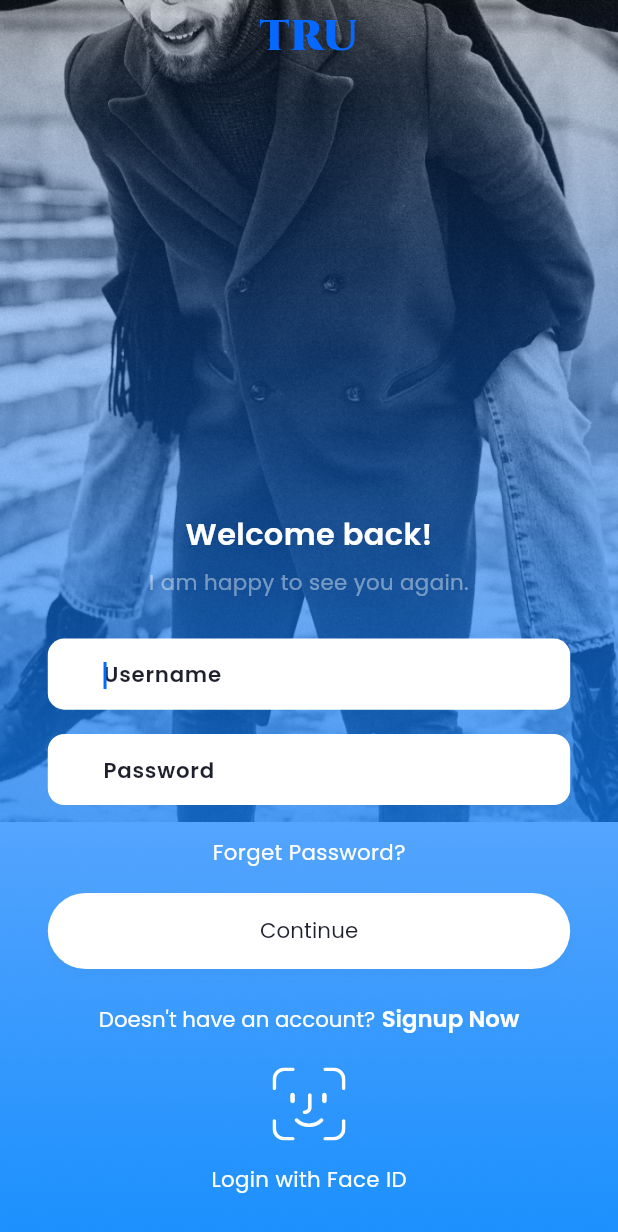
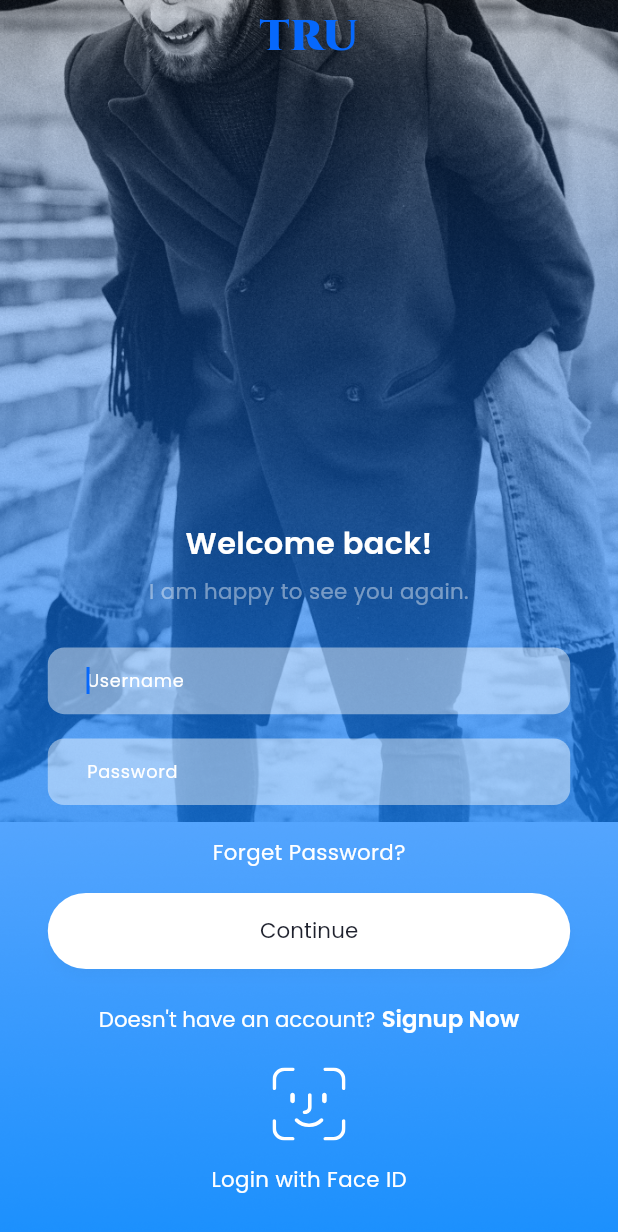
Before and after one commit to paraggupta9065/dating, a Flutter app: the SigninScreen screen opened by its route, on a phone screen of 412 x 824 dp. Shown: the top 1232 px of the screen. Run offline on Flutter 3.47's test engine with Material 3 defaults, Android fonts, the phone set to English and light mode, and no system bars; our stand-ins replace cached_network_image, carousel_slider, connectivity_plus, flutter_svg, flutter_svg_provider, get and 2 more; accounts and stored records are empty.

Commit message:
fix textfield

```diff
--- a/lib/presentation/signin_screen/signin_screen.dart
+++ b/lib/presentation/signin_screen/signin_screen.dart
@@ -26,7 +26,7 @@ class SigninScreen extends GetWidget<SigninController> {
                         width: double.maxFinite,
                         child: Stack(alignment: Alignment.center, children: [
                           CustomImageView(
-                            fit: BoxFit.cover,
+                              fit: BoxFit.cover,
                               imagePath:
                                   ImageConstant.imgPexelsCottonbro3692748,
                               height: 540.v,
@@ -66,7 +66,8 @@ class SigninScreen extends GetWidget<SigninController> {
                                                     .bodyMediumOnPrimary)),
                                         SizedBox(height: 27.v),
                                         CustomTextFormField(
-                                          textStyle: TextStyle(color: Colors.black),
+                                            textStyle:
+                                                TextStyle(color: Color.fromARGB(255, 255, 255, 255)),
                                             controller:
                                                 controller.userNameController,
                                             hintText: "lbl_username".tr,
@@ -79,18 +80,26 @@ class SigninScreen extends GetWidget<SigninController> {
                                             },
                                             contentPadding:
                                                 EdgeInsets.symmetric(
-                                                    horizontal: 30.h,
+                                                    horizontal: 20.h,
                                                     vertical: 13.v),
                                             borderDecoration:
                                                 TextFormFieldStyleHelper
                                                     .fillOnPrimary,
                                             filled: true,
-                                            fillColor: theme
-                                                .colorScheme.onPrimary
-                                                .withOpacity(1)),
+                                            alignment: Alignment.center,
+                                            hintStyle:
+                                                TextStyle(color: const Color.fromARGB(255, 255, 255, 255)),
+
+                                            fillColor:
+                                                theme.colorScheme.onPrimary.withOpacity(0.44)),
                                         SizedBox(height: 16.v),
                                         CustomTextFormField(
-                                          textStyle: TextStyle(color: Colors.black),
+                                            alignment: Alignment.center,
+                                            hintStyle:
+                                                TextStyle(color: const Color.fromARGB(255, 255, 255, 255)),
+
+                                            textStyle:
+                                                TextStyle(color: const Color.fromARGB(255, 255, 255, 255)),
                                             controller:
                                                 controller.passwordController,
                                             hintText: "lbl_password".tr,
@@ -110,30 +119,28 @@ class SigninScreen extends GetWidget<SigninController> {
                                             obscureText: true,
                                             contentPadding:
                                                 EdgeInsets.symmetric(
-                                                    horizontal: 30.h,
+                                                    horizontal: 20.h,
                                                     vertical: 13.v),
                                             borderDecoration:
                                                 TextFormFieldStyleHelper
                                                     .fillOnPrimary,
                                             filled: true,
-                                            fillColor: theme
-                                                .colorScheme.onPrimary
-                                                .withOpacity(1)),
+                                            fillColor:
+                                                theme.colorScheme.onPrimary.withOpacity(0.44)),
                                         SizedBox(height: 21.v),
                                         GestureDetector(
-                                          onTap: (){
-
-                                          },
+                                          onTap: () {},
                                           child: Text("msg_forget_password".tr,
-
                                               style: CustomTextStyles
                                                   .bodyMediumOnPrimary_2),
                                         ),
                                         SizedBox(height: 17.v),
                                         CustomElevatedButton(
-                                          onPressed: (){
-
-                                          },
+                                            decoration: BoxDecoration(
+                                                borderRadius:
+                                                    BorderRadius.circular(
+                                                        20.v)),
+                                            onPressed: () {},
                                             text: "lbl_continue".tr,
                                             buttonTextStyle: CustomTextStyles
                                                 .bodyMediumGray900),
--- a/lib/presentation/signup_one_screen/signup_one_screen.dart
+++ b/lib/presentation/signup_one_screen/signup_one_screen.dart
@@ -94,7 +94,7 @@ class SignupOneScreen extends GetWidget<SignupOneController> {
     return Container(
 
       decoration: BoxDecoration(
-        color: Colors.blue.withOpacity(.5),
+        color: theme.colorScheme.onPrimary.withOpacity(0.44),
         borderRadius: BorderRadius.circular(10)
       ),
         padding: EdgeInsets.symmetric(horizontal: 15.h, vertical: 11.v),
--- a/pubspec.yaml
+++ b/pubspec.yaml
@@ -15,6 +15,7 @@ dependencies:
   carousel_slider: ^4.0.0
   smooth_page_indicator: ^1.0.0+2
   intl: ^0.18.0
+  sizer: ^2.0.15
 dev_dependencies:
   flutter_test:
     sdk: flutter
```
Also changed, not shown: lib/presentation/signup_two_screen/signup_two_screen.dart (+24 -8 lines), pubspec.lock, 1 other file.
